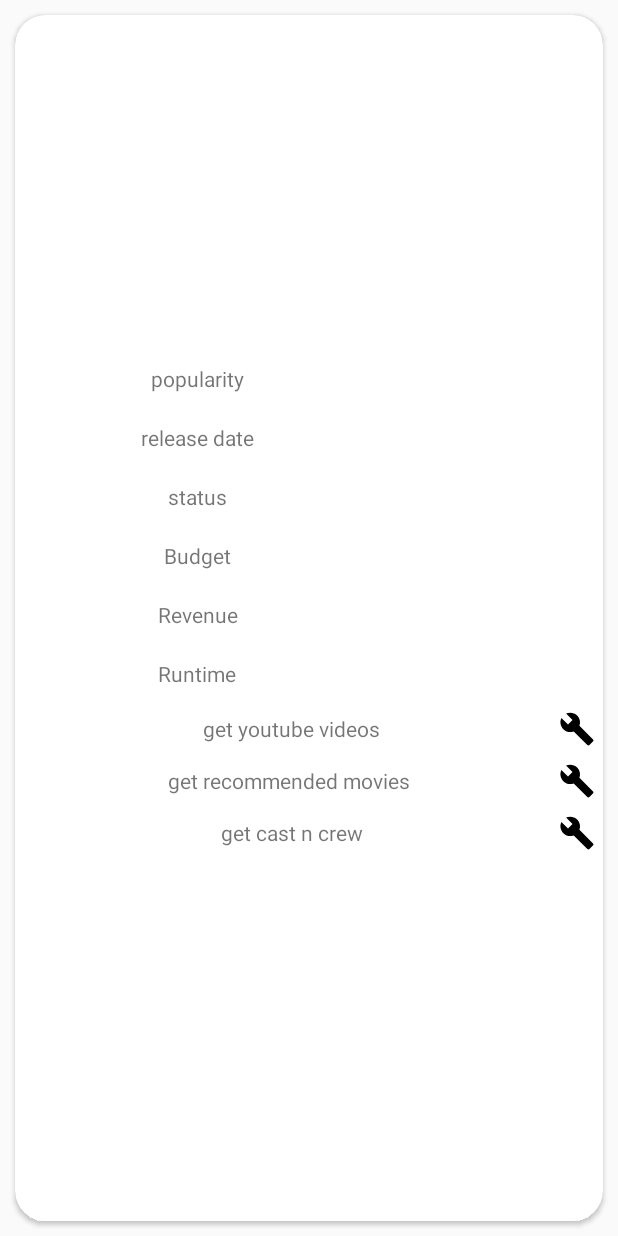
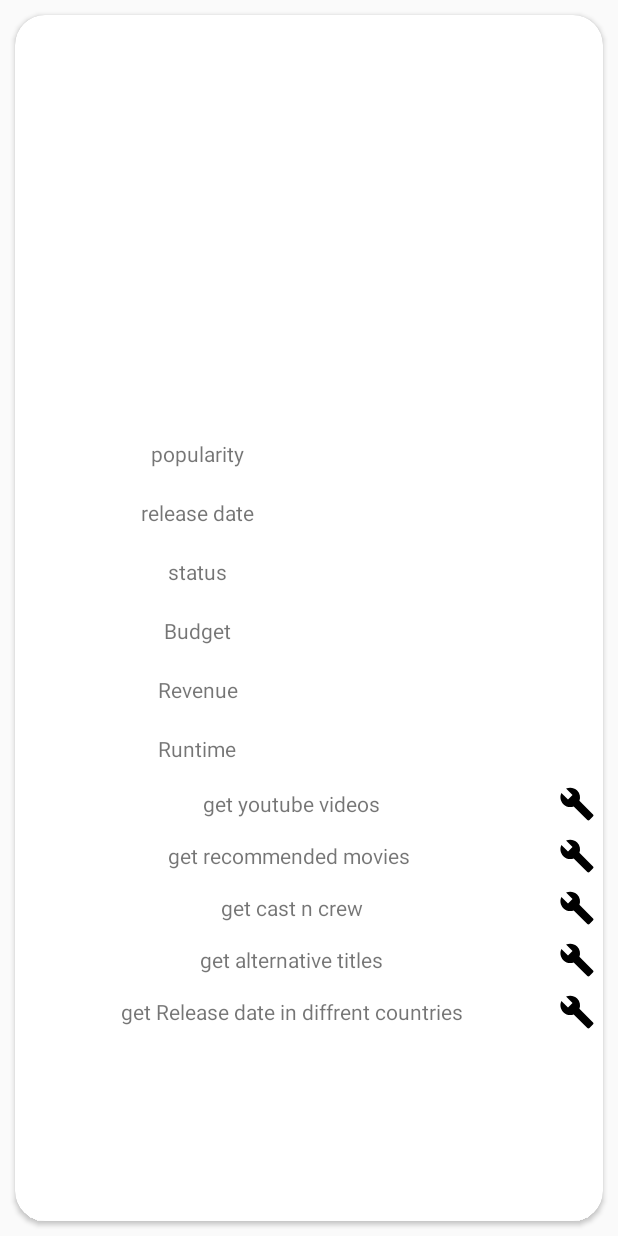
Before and after one commit to Harshit-21/TVDB_NOV_4, an Android app: the layout activity_movie_detail.xml on its own in the app's theme, with its tools: preview values and no code run, on a phone screen of 412 x 824 dp. Run offline under Robolectric (Android 15) with nearby library versions, the phone set to English and light mode, and no system bars.

Commit message:
res files commit on nov 4
Signed-off-by: Harshit Madaan <harshit.madaan94@gmail.com>

```diff
--- a/app/src/main/res/layout/activity_movie_detail.xml
+++ b/app/src/main/res/layout/activity_movie_detail.xml
@@ -19,19 +19,25 @@
             android:layout_height="wrap_content">
 
 
+
+            <ProgressBar
+                android:id="@+id/progress_movieDetail"
+                android:layout_centerInParent="true"
+                android:layout_width="match_parent"
+                android:visibility="gone"
+                android:layout_height="wrap_content" />
+
             <FrameLayout
                 android:id="@+id/fl_container"
-                android:layout_centerInParent="true"
                 android:layout_width="match_parent"
-                android:layout_height="wrap_content"/>
-
-
+                android:layout_height="wrap_content"
+                android:layout_centerInParent="true" />
 
 
             <RelativeLayout
                 android:id="@+id/rl_movieImages"
                 android:layout_width="match_parent"
-                android:layout_height="@dimen/height_150">
+                android:layout_height="@dimen/height_200">
 
                 <android.support.v4.view.ViewPager
                     android:id="@+id/vp_slider"
@@ -109,8 +115,7 @@
                         android:layout_width="wrap_content"
                         android:layout_height="wrap_content"
                         android:layout_weight="2"
-                        android:gravity="center"
-                       />
+                        android:gravity="center" />
 
 
                 </TableRow>
@@ -132,8 +137,7 @@
                         android:layout_width="wrap_content"
                         android:layout_height="wrap_content"
                         android:layout_weight="2"
-                        android:gravity="center"
-                        />
+                        android:gravity="center" />
 
 
                 </TableRow>
@@ -155,8 +159,7 @@
                         android:layout_width="wrap_content"
                         android:layout_height="wrap_content"
                         android:layout_weight="2"
-                        android:gravity="center"
-                         />
+                        android:gravity="center" />
 
 
                 </TableRow>
@@ -179,8 +182,7 @@
                         android:layout_width="wrap_content"
                         android:layout_height="wrap_content"
                         android:layout_weight="2"
-                        android:gravity="center"
-                        />
+                        android:gravity="center" />
 
 
                 </TableRow>
@@ -202,8 +204,7 @@
                         android:layout_width="wrap_content"
                         android:layout_height="wrap_content"
                         android:layout_weight="2"
-                        android:gravity="center"
-                        />
+                        android:gravity="center" />
 
 
                 </TableRow>
@@ -226,8 +227,7 @@
                         android:layout_width="wrap_content"
                         android:layout_height="wrap_content"
                         android:layout_weight="2"
-                        android:gravity="center"
-                        />
+                        android:gravity="center" />
 
 
                 </TableRow>
@@ -237,11 +237,11 @@
                     android:id="@+id/tv_movieVideos"
                     android:layout_width="wrap_content"
                     android:layout_height="wrap_content"
+                    android:layout_margin="@dimen/margin_5"
                     android:layout_weight="2"
                     android:drawableEnd="@drawable/ic_menu_manage"
                     android:drawableRight="@drawable/ic_menu_manage"
                     android:gravity="center"
-                    android:layout_margin="@dimen/margin_5"
 
                     android:text="get youtube videos" />
 
@@ -249,23 +249,45 @@
                     android:id="@+id/tv_recommendedmovies"
                     android:layout_width="wrap_content"
                     android:layout_height="wrap_content"
+                    android:layout_margin="@dimen/margin_5"
                     android:layout_weight="2"
                     android:drawableEnd="@drawable/ic_menu_manage"
                     android:drawableRight="@drawable/ic_menu_manage"
                     android:gravity="center"
-                    android:layout_margin="@dimen/margin_5"
                     android:text="get recommended movies " />
 
                 <TextView
                     android:id="@+id/tv_moviecrew"
                     android:layout_width="wrap_content"
                     android:layout_height="wrap_content"
+                    android:layout_margin="@dimen/margin_5"
                     android:layout_weight="2"
                     android:drawableEnd="@drawable/ic_menu_manage"
                     android:drawableRight="@drawable/ic_menu_manage"
                     android:gravity="center"
+                    android:text="get cast n crew" />
+
+                <TextView
+                    android:id="@+id/tv_moviealternativeTitles"
+                    android:layout_width="wrap_content"
+                    android:layout_height="wrap_content"
                     android:layout_margin="@dimen/margin_5"
-                    android:text="get cast n crew" />
+                    android:layout_weight="2"
+                    android:drawableEnd="@drawable/ic_menu_manage"
+                    android:drawableRight="@drawable/ic_menu_manage"
+                    android:gravity="center"
+                    android:text="get alternative titles" />
+
+                <TextView
+                    android:id="@+id/tv_moviereleasedateiso"
+                    android:layout_width="wrap_content"
+                    android:layout_height="wrap_content"
+                    android:layout_margin="@dimen/margin_5"
+                    android:layout_weight="2"
+                    android:drawableEnd="@drawable/ic_menu_manage"
+                    android:drawableRight="@drawable/ic_menu_manage"
+                    android:gravity="center"
+                    android:text="get Release date in diffrent countries" />
 
 
             </TableLayout>
--- a/app/src/main/res/values/dimens.xml
+++ b/app/src/main/res/values/dimens.xml
@@ -40,6 +40,7 @@
     <dimen name="elevation_5">5dp</dimen>
     <dimen name="margin_3">3dp</dimen>
     <dimen name="height_80">80dp</dimen>
+    <dimen name="height_200">200dp</dimen>
 
 
 </resources>
--- a/app/src/main/res/values/strings.xml
+++ b/app/src/main/res/values/strings.xml
@@ -22,4 +22,5 @@
 
     <!-- TODO: Remove or change this placeholder text -->
     <string name="hello_blank_fragment">Hello blank fragment</string>
+    <string name="slider_click">Slider_click</string>
 </resources>
```
Also changed, not shown: app/src/main/res/layout/activity_movies.xml (+39 -9 lines).
